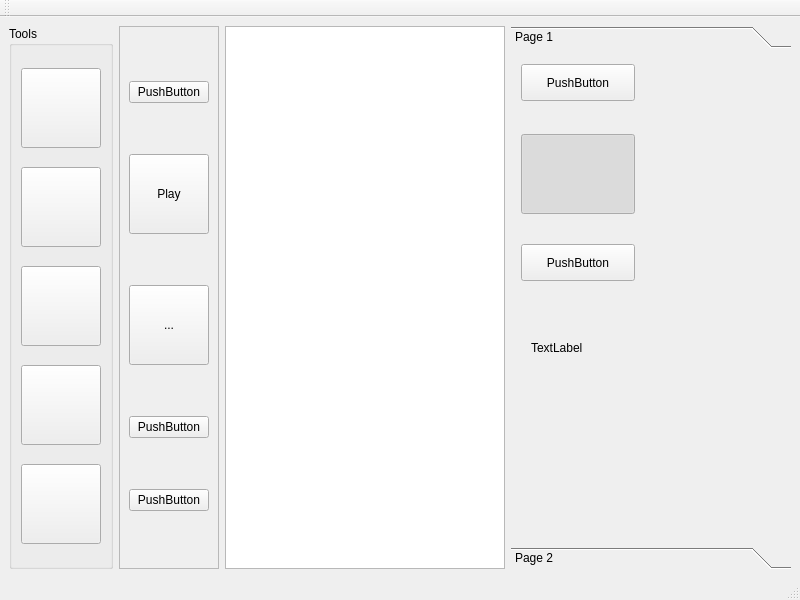
Old version of the form MainWindow.ui in the repository dmokin2022/Experiments.
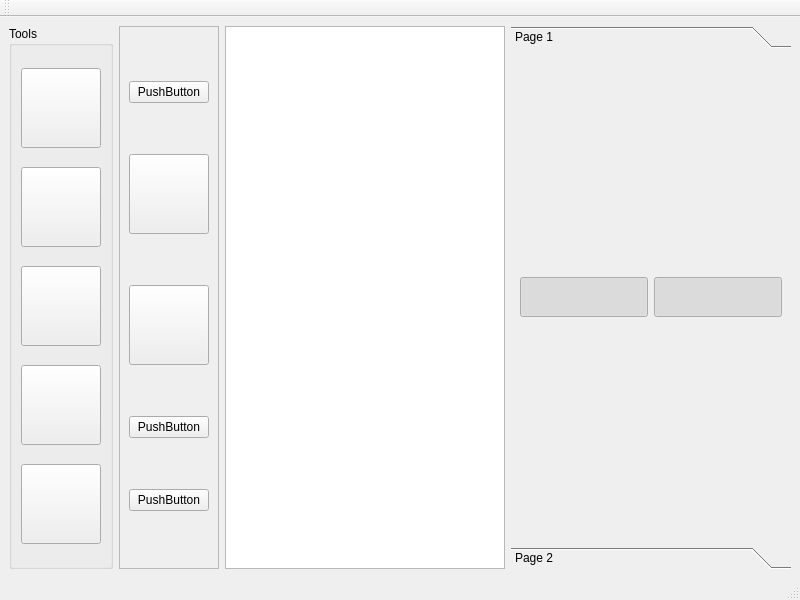
New version of the form. Icons and pictures are not drawn.

Patch:
```diff
--- a/MainWindow.ui
+++ b/MainWindow.ui
@@ -129,7 +129,17 @@
           </size>
          </property>
          <property name="text">
-          <string>Play</string>
+          <string/>
+         </property>
+         <property name="icon">
+          <iconset resource="Resources.qrc">
+           <normaloff>:/icons/Icons/charge_battery.svg</normaloff>:/icons/Icons/charge_battery.svg</iconset>
+         </property>
+         <property name="iconSize">
+          <size>
+           <width>40</width>
+           <height>40</height>
+          </size>
          </property>
          <property name="checkable">
           <bool>true</bool>
@@ -145,10 +155,21 @@
           </size>
          </property>
          <property name="text">
-          <string>...</string>
+          <string/>
+         </property>
+         <property name="icon">
+          <iconset resource="Resources.qrc">
+           <normaloff>:/icons/Icons/ic_graphic_eq_black_36dp.png</normaloff>
+           <normalon>:/icons/Icons/ic_brightness_medium_black_48dp.png</normalon>
+           <disabledoff>:/icons/Icons/ic_data_usage_black_48dp.png</disabledoff>
+           <disabledon>:/icons/Icons/ic_developer_mode_black_48dp.png</disabledon>
+           <activeoff>:/icons/Icons/ic_devices_black_48dp.png</activeoff>
+           <activeon>:/icons/Icons/ic_dvr_black_48dp.png</activeon>
+           <selectedoff>:/icons/Icons/ic_gps_fixed_black_48dp.png</selectedoff>
+           <selectedon>:/icons/Icons/ic_network_cell_black_48dp.png</selectedon>:/icons/Icons/ic_graphic_eq_black_36dp.png</iconset>
          </property>
          <property name="checkable">
-          <bool>true</bool>
+          <bool>false</bool>
          </property>
         </widget>
        </item>
@@ -189,35 +210,13 @@
        <attribute name="label">
         <string>Page 1</string>
        </attribute>
-       <widget class="QPushButton" name="pushButton">
-        <property name="geometry">
-         <rect>
-          <x>10</x>
-          <y>10</y>
-          <width>114</width>
-          <height>37</height>
-         </rect>
-        </property>
-        <property name="text">
-         <string>PushButton</string>
-        </property>
-        <property name="checkable">
-         <bool>true</bool>
-        </property>
-       </widget>
+       <layout class="QGridLayout" name="gridLayout">
+        <item row="0" column="0">
        <widget class="QPushButton" name="pushButtonIco">
-        <property name="geometry">
-         <rect>
-          <x>10</x>
-          <y>80</y>
-          <width>114</width>
-          <height>80</height>
-         </rect>
-        </property>
         <property name="minimumSize">
          <size>
-          <width>80</width>
-          <height>80</height>
+            <width>40</width>
+            <height>40</height>
          </size>
         </property>
         <property name="text">
@@ -230,35 +229,32 @@
          <bool>true</bool>
         </property>
        </widget>
-       <widget class="QPushButton" name="pushButton_3">
-        <property name="geometry">
-         <rect>
-          <x>10</x>
-          <y>190</y>
-          <width>114</width>
-          <height>37</height>
-         </rect>
+        </item>
+        <item row="0" column="1">
+         <widget class="QPushButton" name="pushButtonIco_2">
+          <property name="minimumSize">
+           <size>
+            <width>40</width>
+            <height>40</height>
+           </size>
         </property>
         <property name="text">
-         <string>PushButton</string>
-        </property>
+           <string/>
+          </property>
+          <property name="icon">
+           <iconset resource="Resources.qrc">
+            <normaloff>:/icons/Icons/ic_data_usage_black_48dp.png</normaloff>
+            <normalon>:/icons/Icons/ic_brightness_medium_black_48dp.png</normalon>:/icons/Icons/ic_data_usage_black_48dp.png</iconset>
+          </property>
         <property name="checkable">
          <bool>true</bool>
         </property>
-       </widget>
-       <widget class="QLabel" name="label">
-        <property name="geometry">
-         <rect>
-          <x>20</x>
-          <y>280</y>
-          <width>84</width>
-          <height>28</height>
-         </rect>
-        </property>
-        <property name="text">
-         <string>TextLabel</string>
-        </property>
-       </widget>
+          <property name="checked">
+           <bool>true</bool>
+          </property>
+         </widget>
+        </item>
+       </layout>
       </widget>
       <widget class="QWidget" name="page_2">
        <property name="geometry">
```
Left out of the diff: 26 changed lines with no effect on the pictures. Lines whose indentation alone changed are shown as unchanged.
